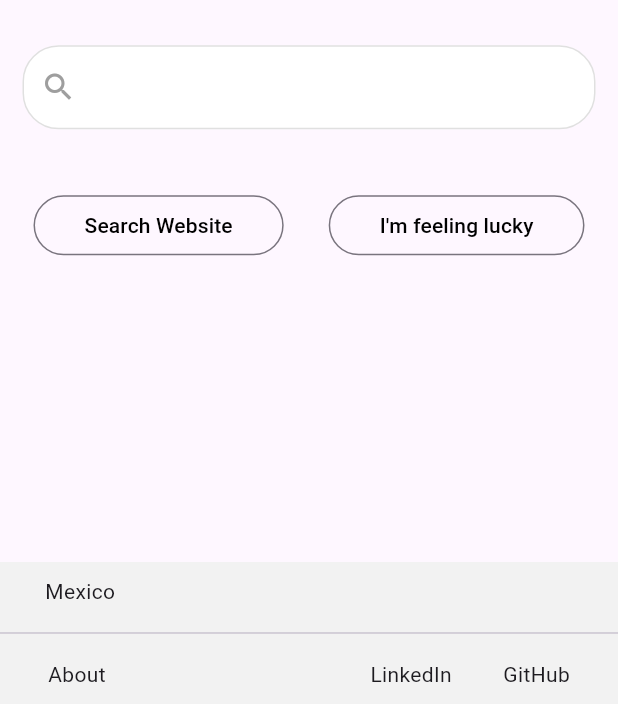
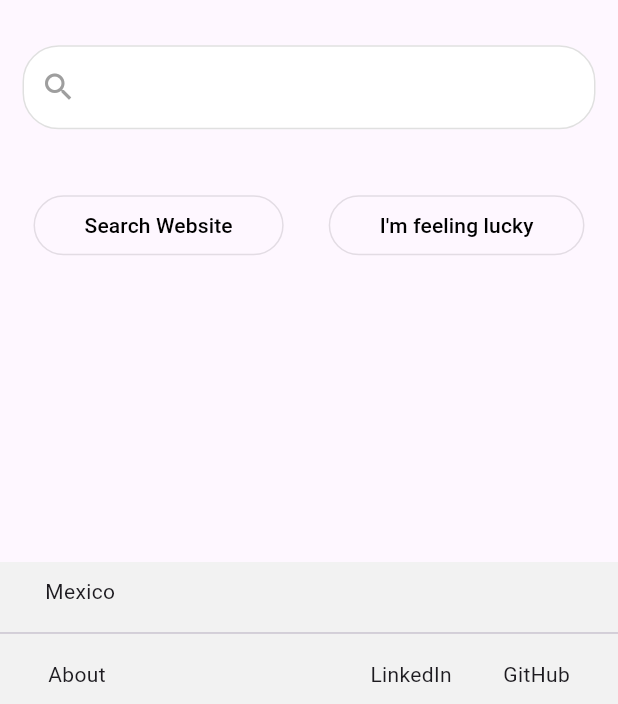
Before and after one commit to DevKhalyd/rg_portfolio, a Flutter app: the screen it shows after launch, on a phone screen of 412 x 824 dp, the part 532-1236 px from its top. Run offline on Flutter 3.47's test engine with Material 3 defaults, Android fonts, the phone set to English and light mode, and no system bars; our stand-ins replace bloc, cloud_firestore, equatable, firebase_core, flutter_bloc, flutter_riverpod and 3 more; accounts and stored records are empty; generated files the repository leaves out were written again.

Commit message:
chore: clean home bloc from home feature

```diff
--- a/lib/features/home/presentation/widgets/body/body_home.dart
+++ b/lib/features/home/presentation/widgets/body/body_home.dart
@@ -1,12 +1,10 @@
 import 'package:flutter/material.dart';
-import 'package:flutter_bloc/flutter_bloc.dart';
 import 'package:flutter_riverpod/flutter_riverpod.dart';
 import 'package:rg_portfolio/features/home/presentation/riverpod/menu_provider.dart';
 import 'package:rg_portfolio/features/home/presentation/widgets/body/menu_enable.dart';
 
 import '../../../../../core/extensions/build_context_ext.dart';
 import '../../../../../core/routes.dart';
-import '../../bloc/home_bloc.dart';
 import '../shared/rg_name.dart';
 import 'search_button.dart';
 import 'txt_field_searcher.dart';
@@ -33,15 +31,11 @@ class BodyHome extends ConsumerWidget {
         Row(
           mainAxisAlignment: MainAxisAlignment.center,
           children: [
-            SearchButton(
-              "Search Website",
-              onPressed: () => onRandomResult(context),
-            ),
+            // TODO: Read the input and search the website
+            SearchButton("Search Website", onPressed: null),
             const SizedBox(width: 30),
-            SearchButton(
-              "I'm feeling lucky",
-              onPressed: () => onRandomResult(context),
-            ),
+            // TODO: Generate a random search item
+            SearchButton("I'm feeling lucky", onPressed: null),
           ],
         ),
       ],
@@ -69,10 +63,4 @@ class BodyHome extends ConsumerWidget {
       ),
     );
   }
-
-  void onRandomResult(BuildContext context) {
-    final homeRepository = context.read<HomeBloc>().homeRepository;
-    homeRepository.updateSearchItem(homeRepository.getRandomSearchItem());
-    context.pushNamed(Routes.search);
-  }
 }
--- a/lib/features/home/presentation/widgets/body/search_button.dart
+++ b/lib/features/home/presentation/widgets/body/search_button.dart
@@ -8,7 +8,7 @@ class SearchButton extends StatelessWidget {
   });
 
   final String label;
-  final VoidCallback onPressed;
+  final VoidCallback? onPressed;
 
   @override
   Widget build(BuildContext context) {
--- a/lib/features/home/presentation/widgets/body/txt_field_searcher.dart
+++ b/lib/features/home/presentation/widgets/body/txt_field_searcher.dart
@@ -133,7 +133,7 @@ class _TextFieldSearcherState extends State<TextFieldSearcher> {
                       hoverColor: Colors.grey.shade300,
                       leading: const Icon(Icons.history),
                       onTap: () {
-                        homeRepository.updateSearchItem(option);
+                        // TODO: Update the item with the selected item option
                         onSelected(option);
                       },
                       title: TextCustom(
--- a/lib/features/search/presentation/widgets/body/body_searcher.dart
+++ b/lib/features/search/presentation/widgets/body/body_searcher.dart
@@ -6,6 +6,9 @@ import '../../../../home/presentation/bloc/home_bloc.dart';
 import '../../../domain/models/searcher_tab_model.dart';
 import '../../mixins/searcher_mixin.dart';
 import 'searcher_tabs/searcher_tabs.dart';
+
+// IMPORTANT: THE HOME BLOCK DOES NOT SHULD BE USED HERE SINCE IT IS A FEATURE
+// THAT IS NOT RELATED TO THE SEARCH FEATURE
 
 class BodySearcher extends StatelessWidget with SearcherMixin {
   const BodySearcher({super.key});
```
Also changed, not shown: lib/core/menus/widgets/icon_option.dart (+4 -14 lines), lib/features/home/presentation/bloc/home_repository.dart (+0 -13 lines), 1 other file.
